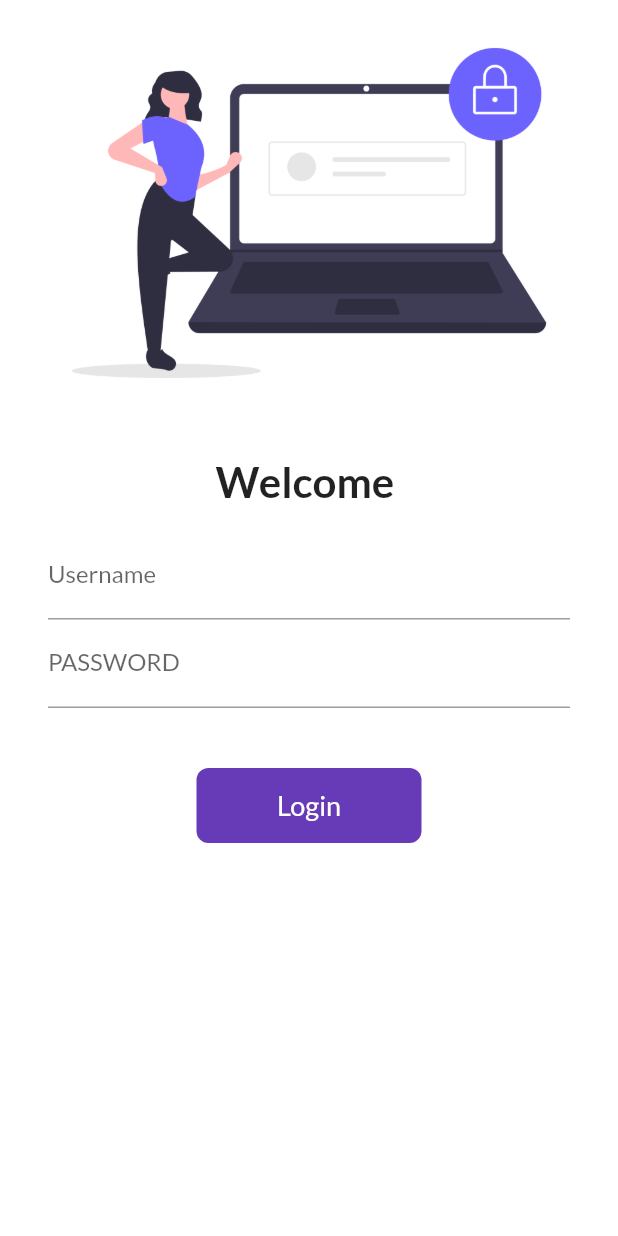
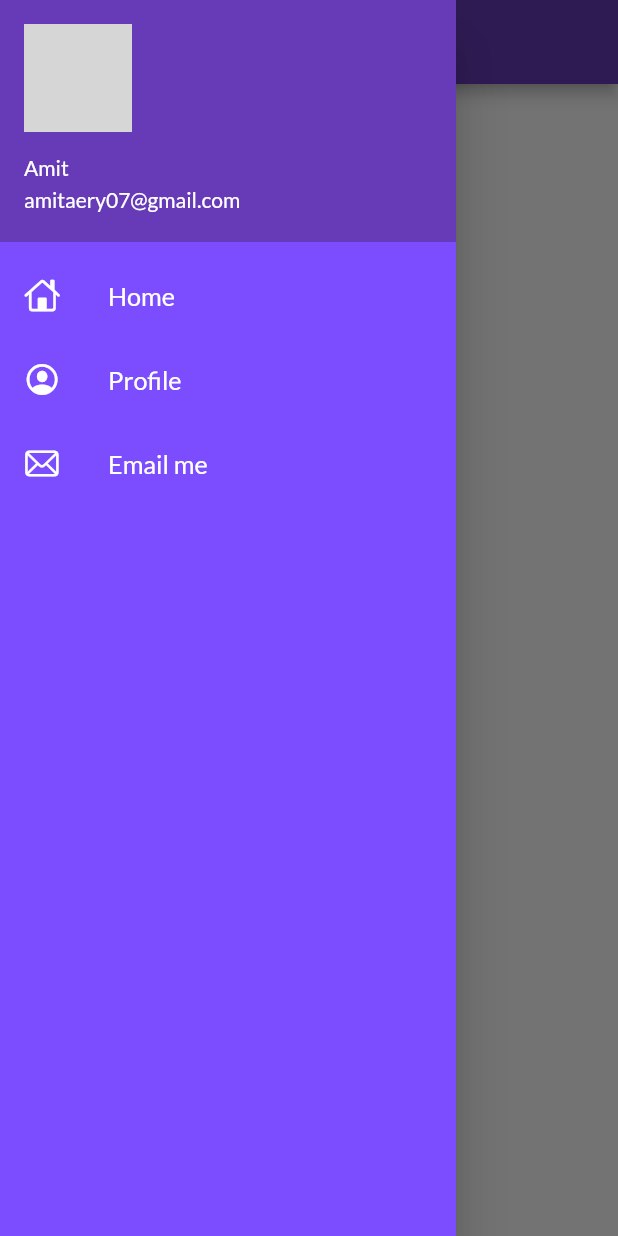
Before and after one commit to sushantsharma07/30days_flutter, a Flutter app: the screen it shows after launch, with the side drawer open (before the commit the screen has no drawer), on a phone screen of 412 x 824 dp. Run offline on Flutter 3.47's test engine with Material 2 defaults, Android fonts, the phone set to English and light mode, and no system bars; our stand-ins replace google_fonts; network calls fail; grey boxes are pictures that could not be loaded.

Commit message:
day9 completed

```diff
--- a/first_project/lib/main.dart
+++ b/first_project/lib/main.dart
@@ -21,7 +21,8 @@ class MyApp extends StatelessWidget {
             fontFamily: GoogleFonts.lato().fontFamily),
         themeMode: ThemeMode.light,
         darkTheme: ThemeData(brightness: Brightness.dark),
-        initialRoute: "/login",
+        debugShowCheckedModeBanner: false,
+        initialRoute: MyRoutes.homeRoute,
         routes: {
           "/": (context) => Login(),
           MyRoutes.loginRoute: (context) => Login(),
--- a/first_project/lib/pages/home_page.dart
+++ b/first_project/lib/pages/home_page.dart
@@ -1,3 +1,4 @@
+import 'package:first_project/pages/widgets/drawer.dart';
 import 'package:flutter/material.dart';
 
 class HomePage extends StatelessWidget {
@@ -11,7 +12,7 @@ class HomePage extends StatelessWidget {
           child: Container(
         child: Text("This is body"),
       )),
-      drawer: Drawer(),
+      drawer: MyDrawer(),
     );
   }
 }
--- /dev/null
+++ b/first_project/lib/pages/widgets/drawer.dart
@@ -0,0 +1,57 @@
+import 'package:flutter/cupertino.dart';
+import 'package:flutter/material.dart';
+
+class MyDrawer extends StatelessWidget {
+  const MyDrawer({Key? key}) : super(key: key);
+
+  @override
+  Widget build(BuildContext context) {
+    final ImageUrl =
+        "https://scontent.fluh1-1.fna.fbcdn.net/v/t31.18172-8/1097239_1395185570707329_1641092653_o.jpg?_nc_cat=107&ccb=1-7&_nc_sid=de6eea&_nc_ohc=6Jl9llGum40AX9N3pUG&_nc_ht=scontent.fluh1-1.fna&oh=00_AT9b0ve-otts-S58AsMu48p64-YMd8QJKSZkVm4HuwrqXw&oe=62E0F07E";
+    return Drawer(
+      child: Container(
+        color: Colors.deepPurpleAccent,
+        child: ListView(
+          padding: EdgeInsets.zero,
+          children: [
+            DrawerHeader(
+                padding: EdgeInsets.zero,
+                child: UserAccountsDrawerHeader(
+                  margin: EdgeInsets.zero,
+                  accountName: Text("Amit"),
+                  accountEmail: Text("amitaery07@gmail.com"),
+                  currentAccountPicture: CircleAvatar(
+                    backgroundImage: NetworkImage(ImageUrl),
+                  ),
+                )),
+            ListTile(
+              leading: Icon(CupertinoIcons.home, color: Colors.white),
+              title: Text(
+                "Home",
+                textScaleFactor: 1.2,
+                style: TextStyle(color: Colors.white),
+              ),
+            ),
+            ListTile(
+              leading:
+                  Icon(CupertinoIcons.profile_circled, color: Colors.white),
+              title: Text(
+                "Profile",
+                textScaleFactor: 1.2,
+                style: TextStyle(color: Colors.white),
+              ),
+            ),
+            ListTile(
+              leading: Icon(CupertinoIcons.mail, color: Colors.white),
+              title: Text(
+                "Email me",
+                textScaleFactor: 1.2,
+                style: TextStyle(color: Colors.white),
+              ),
+            )
+          ],
+        ),
+      ),
+    );
+  }
+}
```
